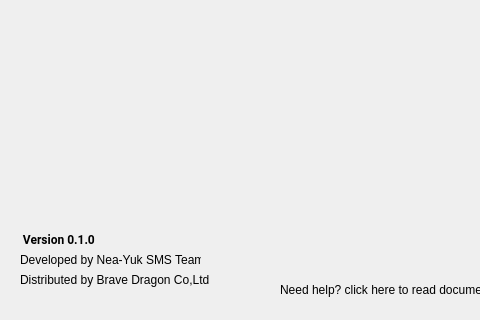
Before: the Qt Designer form Nea_Yuk_Prod/login.ui in Espada-Textura/Nea_Yuk, drawn with Qt 5; both pictures show x 0 to 480 and y 380 to 700 of the 1260 by 700 pixel window.
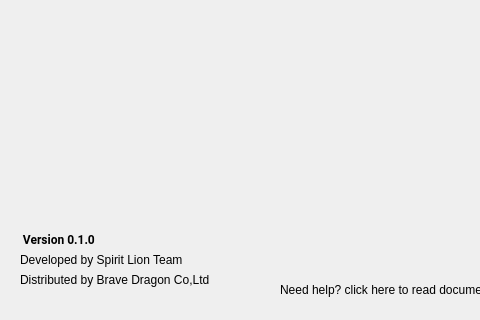
After: the same form once the commit is applied. Icons and pictures are not drawn.

The edit to the form file:
```diff
--- a/Nea_Yuk_Prod/login.ui
+++ b/Nea_Yuk_Prod/login.ui
@@ -188,7 +188,7 @@
    </property>
    <property name="styleSheet">
     <string notr="true">#back{
-	border-image: url(:/image/logo/image/logo/Login.png);
+background : transparent;
 }
 
 </string>
@@ -222,8 +222,12 @@
       <height>19</height>
      </rect>
     </property>
+    <property name="styleSheet">
+     <string notr="true">background : transparent;
+border: transparent;</string>
+    </property>
     <property name="text">
-     <string>Developed by Nea-Yuk SMS Team </string>
+     <string>Developed by Spirit Lion Team</string>
     </property>
    </widget>
    <widget class="QLabel" name="label_3">
```
Left out of the diff: 32 changed lines with no effect on the pictures.
